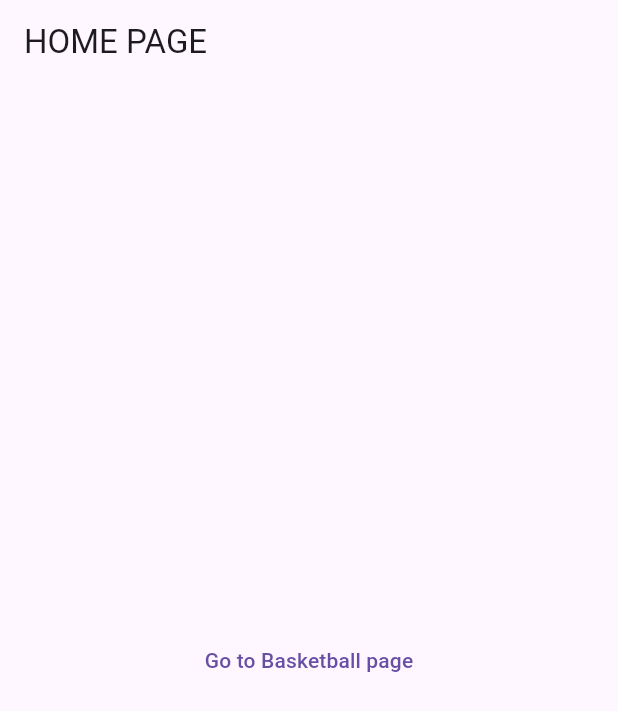
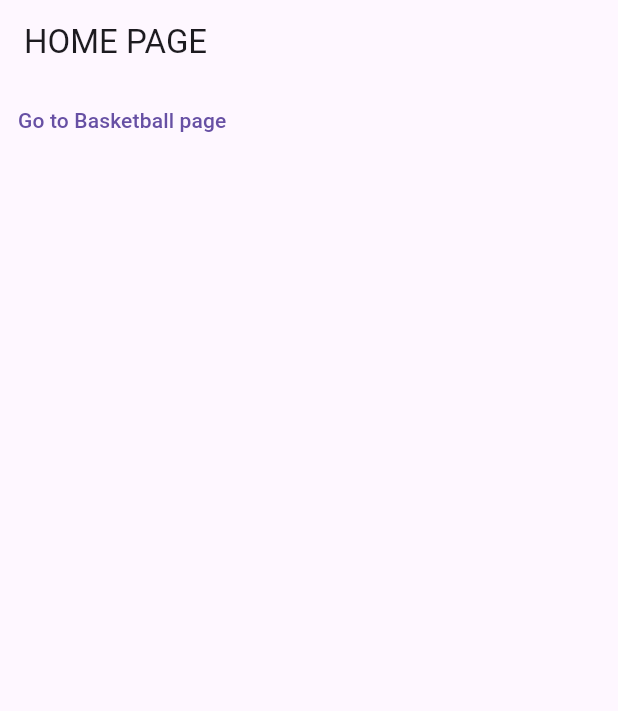
Before and after one commit to MateuszWisniewskii/Score-Counter, a Flutter app: the screen it shows after launch, on a phone screen of 412 x 824 dp. Shown: the top 711 px of the screen. Run offline on Flutter 3.47's test engine with Material 3 defaults, Android fonts, the phone set to English and light mode, and no system bars.

Commit message:
minor update

```diff
--- a/lib/AppRoutes.dart
+++ b/lib/AppRoutes.dart
@@ -1,8 +1,10 @@
 import 'package:flutter/material.dart';
 import 'HomePage.dart';
 import 'BasketBallPage.dart';
+import 'SettingsPage.dart';
 
 Map<String,WidgetBuilder> appRoutes = {
   '/': (BuildContext constext) => HomePage(),
-  '/basketball': (BuildContext context) => BasketBallPage()
+  '/basketballpage': (BuildContext context) => BasketBallPage(),
+  '/settingspage': (BuildContext context) => SettingsPage()
 };
--- a/lib/BasketBallPage.dart
+++ b/lib/BasketBallPage.dart
@@ -64,8 +64,7 @@ class _BasketBallPageState extends State<BasketBallPage> {
   }
 
   void _nextQuart() {
-    if ((_timer != null && _timer!.isActive) || _time != 0 || _quart >= 4)
-      return;
+    if ((_timer != null && _timer!.isActive) || _time != 0 || _quart >= 4) return;
 
     setState(() {
       _time = 600; // 10 minutes
--- a/lib/HomePage.dart
+++ b/lib/HomePage.dart
@@ -1,18 +1,20 @@
 import 'package:flutter/material.dart';
 
-class HomePage extends StatelessWidget{
+class HomePage extends StatelessWidget {
   const HomePage({super.key});
 
   @override
   Widget build(BuildContext context) {
     return Scaffold(
-      appBar: AppBar(
-        title: Text("HOME PAGE"),
-      ),
-      body: Center(
-        child: TextButton(
-          onPressed: () => Navigator.pushNamed(context, '/basketball'),
-           child: Text("Go to Basketball page")),
+      appBar: AppBar(title: Text("HOME PAGE")),
+      body: Column(
+        crossAxisAlignment: CrossAxisAlignment.center,
+        children: [
+          TextButton(
+            onPressed: () => Navigator.pushNamed(context, '/basketballpage'),
+            child: Text("Go to Basketball page"),
+          ),
+        ],
       ),
     );
   }
```
Also changed, not shown: lib/FootBallPage.dart (added, +17 -0 lines), lib/SettingsPage.dart (added, +17 -0 lines).
